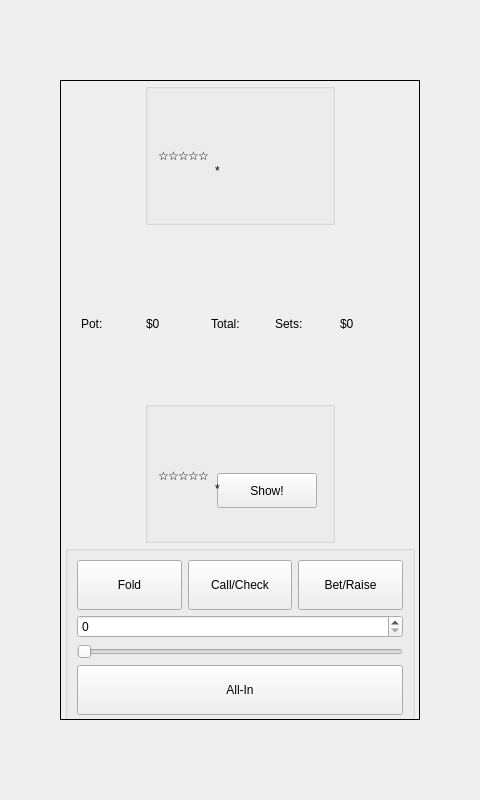
First picture: the form in src/gui/qt/gametable.ui, repository ph4n70mr1ddl3r/pokerth, before the edit.
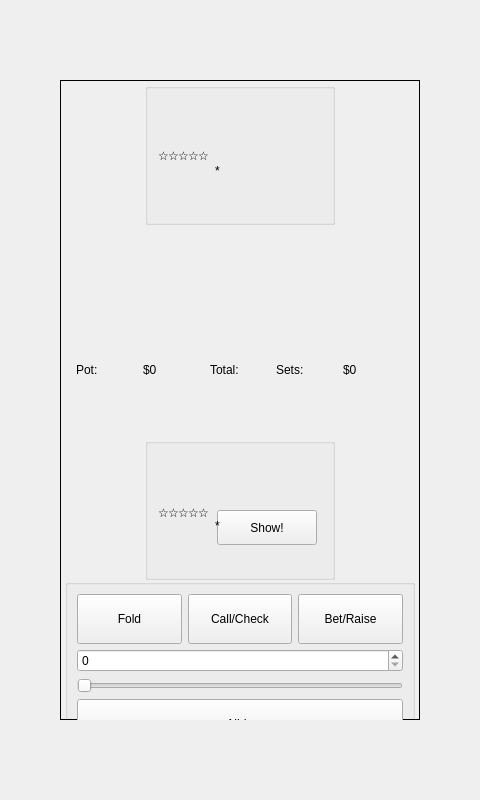
Second picture: the form after the edit. Icons and pictures are not drawn. Custom widgets are drawn as their Qt base class.

Commit message: Refactor GameTable UI: Separate info labels into a dedicated box below community cards

The edit to the form file:
```diff
--- a/src/gui/qt/gametable.ui
+++ b/src/gui/qt/gametable.ui
@@ -289,13 +289,17 @@
          <property name="minimumSize">
           <size>
            <width>350</width>
-           <height>180</height>
+           <height>110</height>
           </size>
          </property>
          <property name="styleSheet">
           <string notr="true">QGroupBox {border-style:none;}</string>
          </property>
          <layout class="QVBoxLayout" name="verticalLayout_Board">
+          <property name="leftMargin"><number>0</number></property>
+          <property name="topMargin"><number>0</number></property>
+          <property name="rightMargin"><number>0</number></property>
+          <property name="bottomMargin"><number>0</number></property>
           <item>
            <widget class="QGroupBox" name="groupBox">
             <property name="minimumSize">
@@ -368,6 +372,29 @@
 
            </widget>
           </item>
+         </layout>
+        </widget>
+       </item>
+
+       <!-- Info Box -->
+       <item alignment="Qt::AlignHCenter">
+        <widget class="QGroupBox" name="groupBox_Info">
+         <property name="minimumSize">
+          <size>
+           <width>350</width>
+           <height>100</height>
+          </size>
+         </property>
+         <property name="styleSheet">
+          <string notr="true">QGroupBox {border-style:none;}</string>
+         </property>
+         <layout class="QVBoxLayout" name="verticalLayout_Info">
+          <property name="spacing"><number>2</number></property>
+          <property name="leftMargin"><number>2</number></property>
+          <property name="topMargin"><number>2</number></property>
+          <property name="rightMargin"><number>2</number></property>
+          <property name="bottomMargin"><number>2</number></property>
+          
           <item>
            <widget class="QLabel" name="textLabel_handLabel">
             <property name="alignment">
@@ -396,7 +423,6 @@
            </widget>
           </item>
           
-          <!-- Info Labels restored -->
           <item>
            <widget class="QFrame" name="framegameinfo">
             <layout class="QHBoxLayout">
```
Left out of the diff: 2 changed lines with no effect on the pictures.
